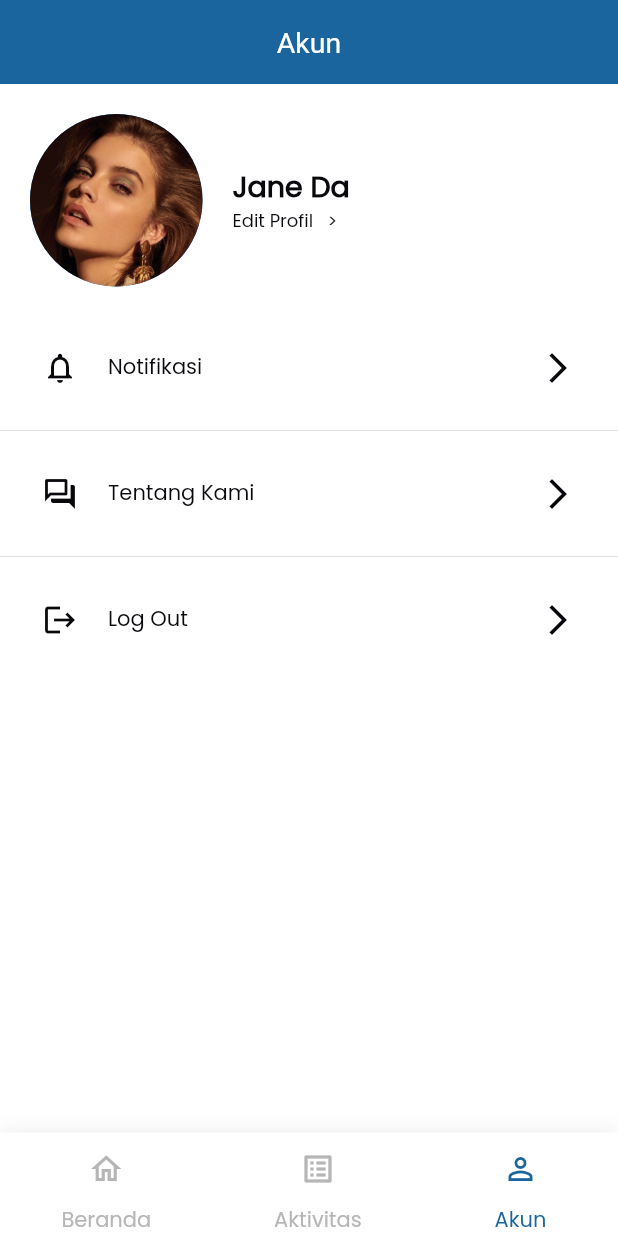
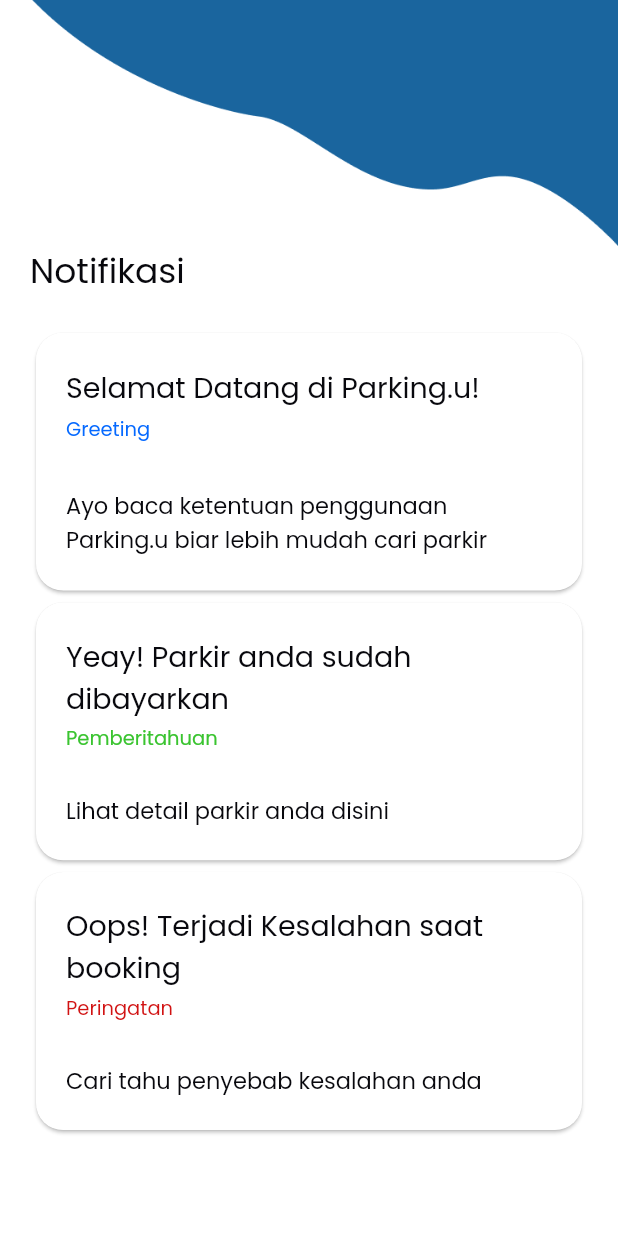
Before and after one commit to RyzAnugrah/parking_u, a Flutter app: the ProfileScreen screen opened by its route, item 3 of the bottom bar chosen, after a tap on "Notifikasi", on a phone screen of 412 x 824 dp. Run offline on Flutter 3.47's test engine with Material 2 defaults, Android fonts, the phone set to English and light mode, and no system bars; drawn by our look-alikes of auto_size_text; our stand-ins replace device_preview, sizer.

Commit message:
update notification

```diff
--- a/lib/views/account/account_screen.dart
+++ b/lib/views/account/account_screen.dart
@@ -1,5 +1,5 @@
 import 'package:flutter/material.dart';
-import 'package:sizer/sizer.dart';
+// import 'package:sizer/sizer.dart';
 // import 'package:shop_app/components/coustom_bottom_nav_bar.dart';
 // import 'package:shop_app/enums.dart';
 
--- a/lib/views/account/components/account_menu.dart
+++ b/lib/views/account/components/account_menu.dart
@@ -1,5 +1,5 @@
 import 'package:flutter/material.dart';
-import 'package:flutter_svg/flutter_svg.dart';
+// import 'package:flutter_svg/flutter_svg.dart';
 
 import '../../../constants.dart';
 
--- a/lib/views/account/components/body.dart
+++ b/lib/views/account/components/body.dart
@@ -1,6 +1,6 @@
 import 'package:flutter/material.dart';
 import 'package:parking_u/views/profile/components/profile_pic.dart';
-import 'package:sizer/sizer.dart';
+// import 'package:sizer/sizer.dart';
 
 import 'package:parking_u/mixins/validation.dart';
 import 'package:parking_u/constants.dart';
--- a/lib/views/home/components/filter.dart
+++ b/lib/views/home/components/filter.dart
@@ -15,11 +15,11 @@ class _FilterState extends State<Filter> {
   @override
   Widget build(BuildContext context) {
     SizeConfig().init(context);
-    Size size = MediaQuery.of(context).size;
+    // Size size = MediaQuery.of(context).size;
 
     void displayBottomSheet(BuildContext context) {
       SizeConfig().init(context);
-      Size size = MediaQuery.of(context).size;
+      // Size size = MediaQuery.of(context).size;
       showModalBottomSheet(
         shape: RoundedRectangleBorder(
           borderRadius: borderRadius,
--- a/lib/views/home/components/header.dart
+++ b/lib/views/home/components/header.dart
@@ -1,6 +1,7 @@
 import 'package:flutter/material.dart';
 import 'package:sizer/sizer.dart';
 import 'package:auto_size_text/auto_size_text.dart';
+import 'package:parking_u/views/notification/notification_screen.dart';
 
 import 'notification_icon.dart';
 import '../../../constants.dart';
@@ -37,7 +38,14 @@ class Header extends StatelessWidget {
                   NotificationIcon(
                     svgSrc: "",
                     numOfitem: 3,
-                    press: () {},
+                    press: () => {
+                      Navigator.push(
+                        context,
+                        MaterialPageRoute(
+                          builder: (context) => NotificationScreen(),
+                        ),
+                      )
+                    },
                   ),
                 ],
               ),
@@ -48,16 +56,18 @@ class Header extends StatelessWidget {
                       top: size.height * 0.01,
                       right: 10,
                     ),
-                    child: Icon(Icons.gps_fixed, color: Colors.white, size: 6.0.w),
+                    child:
+                        Icon(Icons.gps_fixed, color: Colors.white, size: 6.0.w),
                   ),
-
                   SizedBox(
                     width: SizeConfig.screenWidth * 0.7,
                     child: AutoSizeText(
                       ("Lapangan Parkir PPBS D"),
                       maxLines: 2,
-                      style:
-                          TextStyle(fontSize: bodyText1.sp, color: primaryTextColor, fontWeight: FontWeight.bold),
+                      style: TextStyle(
+                          fontSize: bodyText1.sp,
+                          color: primaryTextColor,
+                          fontWeight: FontWeight.bold),
                     ),
                   ),
                 ],
--- a/lib/views/home/components/list_park.dart
+++ b/lib/views/home/components/list_park.dart
@@ -20,7 +20,7 @@ class ListPark extends StatelessWidget {
                 price: 3000,
                 length: 2,
                 availability: 'Tersedia',
-                rating: 5,
+                rating: 2,
                 startTimes: '09:00',
                 finishTimes: '20:00',
                 press: () {},
--- /dev/null
+++ b/lib/views/notification/notification_screen.dart
@@ -0,0 +1,183 @@
+import 'package:flutter/material.dart';
+import 'package:sizer/sizer.dart';
+
+import '../../size_config.dart';
+import 'package:parking_u/constants.dart';
+
+class NotificationScreen extends StatefulWidget {
+  static String routeName = "/notification";
+
+  const NotificationScreen({Key key}) : super(key: key);
+
+  @override
+  _NotificationScreenState createState() => _NotificationScreenState();
+}
+
+class _NotificationScreenState extends State<NotificationScreen> {
+  Widget build(context) {
+    SizeConfig().init(context);
+    return Scaffold(
+      resizeToAvoidBottomInset: false,
+      body: Container(
+        padding: EdgeInsets.only(left: defaultPadding, bottom: defaultPadding),
+        child: SafeArea(
+          child: ListView(
+            children: [
+              Align(
+                alignment: Alignment.topRight,
+                child: Image.asset(
+                  "assets/images/wave-top.png",
+                ),
+              ),
+              Text(
+                'Notifikasi',
+                style:
+                    TextStyle(color: secondaryTextColor, fontSize: headline5),
+              ),
+              SizedBox(height: defaultPadding),
+              Container(
+                padding: EdgeInsets.only(right: defaultPadding),
+                child: Card(
+                  shape: RoundedRectangleBorder(
+                    borderRadius: borderRadius,
+                  ),
+                  child: InkWell(
+                    borderRadius: borderRadius,
+                    splashColor: primaryColor,
+                    onTap: () {
+                      // Temp
+                      print('Card tapped.');
+                    },
+                    child: Container(
+                      padding: EdgeInsets.all(defaultPadding),
+                      child: SizedBox(
+                        height: 16.0.h,
+                        child: Column(
+                          mainAxisAlignment: MainAxisAlignment.spaceAround,
+                          crossAxisAlignment: CrossAxisAlignment.start,
+                          children: [
+                            Text(
+                              'Selamat Datang di Parking.u!',
+                              style: TextStyle(
+                                  color: secondaryTextColor,
+                                  fontSize: headline6),
+                            ),
+                            Text(
+                              'Greeting',
+                              style: TextStyle(
+                                  color: infoColor, fontSize: bodyText2),
+                            ),
+                            SizedBox(height: defaultPadding),
+                            Text(
+                              'Ayo baca ketentuan penggunaan Parking.u biar lebih mudah cari parkir',
+                              style: TextStyle(
+                                  color: secondaryTextColor,
+                                  fontSize: bodyText1),
+                            ),
+                          ],
+                        ),
+                      ),
+                    ),
+                  ),
+                ),
+              ),
+              Container(
+                padding: EdgeInsets.only(right: defaultPadding),
+                child: Card(
+                  shape: RoundedRectangleBorder(
+                    borderRadius: borderRadius,
+                  ),
+                  child: InkWell(
+                    borderRadius: borderRadius,
+                    splashColor: primaryColor,
+                    onTap: () {
+                      // Temp
+                      print('Card tapped.');
+                    },
+                    child: Container(
+                      padding: EdgeInsets.all(defaultPadding),
+                      child: SizedBox(
+                        height: 16.0.h,
+                        child: Column(
+                          mainAxisAlignment: MainAxisAlignment.spaceAround,
+                          crossAxisAlignment: CrossAxisAlignment.start,
+                          children: [
+                            Text(
+                              'Yeay! Parkir anda sudah dibayarkan',
+                              style: TextStyle(
+                                  color: secondaryTextColor,
+                                  fontSize: headline6),
+                            ),
+                            Text(
+                              'Pemberitahuan',
+                              style: TextStyle(
+                                  color: successColor, fontSize: bodyText2),
+                            ),
+                            SizedBox(height: defaultPadding),
+                            Text(
+                              'Lihat detail parkir anda disini',
+                              style: TextStyle(
+                                  color: secondaryTextColor,
+                                  fontSize: bodyText1),
+                            ),
+                          ],
+                        ),
+                      ),
+                    ),
+                  ),
+                ),
+              ),
+              Container(
+                padding: EdgeInsets.only(right: defaultPadding),
+                child: Card(
+                  shape: RoundedRectangleBorder(
+                    borderRadius: borderRadius,
+                  ),
+                  child: InkWell(
+                    borderRadius: borderRadius,
+                    splashColor: primaryColor,
+                    onTap: () {
+                      // Temp
+                      print('Card tapped.');
+                    },
+                    child: Container(
+                      padding: EdgeInsets.all(defaultPadding),
+                      child: SizedBox(
+                        height: 16.0.h,
+                        child: Column(
+                          mainAxisAlignment: MainAxisAlignment.spaceAround,
+                          crossAxisAlignment: CrossAxisAlignment.start,
+                          children: [
+                            Text(
+                              'Oops! Terjadi Kesalahan saat booking',
+                              style: TextStyle(
+                                  color: secondaryTextColor,
+                                  fontSize: headline6),
+                            ),
+                            Text(
+                              'Peringatan',
+                              style: TextStyle(
+                                  color: errorColor, fontSize: bodyText2),
+                            ),
+                            SizedBox(height: defaultPadding),
+                            Text(
+                              'Cari tahu penyebab kesalahan anda',
+                              style: TextStyle(
+                                  color: secondaryTextColor,
+                                  fontSize: bodyText1),
+                            ),
+                          ],
+                        ),
+                      ),
+                    ),
+                  ),
+                ),
+              ),
+              SizedBox(height: defaultPadding),
+            ],
+          ),
+        ),
+      ),
+    );
+  }
+}
--- a/lib/views/profile/components/body.dart
+++ b/lib/views/profile/components/body.dart
@@ -1,5 +1,5 @@
 import 'package:flutter/material.dart';
-import 'package:sizer/sizer.dart';
+// import 'package:sizer/sizer.dart';
 import 'package:auto_size_text/auto_size_text.dart';
 
 import 'package:parking_u/constants.dart';
@@ -7,6 +7,7 @@ import 'package:parking_u/size_config.dart';
 import 'profile_menu.dart';
 import 'package:parking_u/views/account/account_screen.dart';
 import 'package:parking_u/views/login/login_screen.dart';
+import 'package:parking_u/views/notification/notification_screen.dart';
 
 class Body extends StatelessWidget {
   @override
@@ -84,7 +85,12 @@ class Body extends StatelessWidget {
           ProfileMenu(
             text: "Notifikasi",
             icon: Icons.notifications_none_outlined,
-            press: () {},
+            press: () => {
+              Navigator.push(
+                context,
+                MaterialPageRoute(builder: (context) => NotificationScreen()),
+              )
+            },
           ),
           Divider(),
           ProfileMenu(
--- a/lib/views/profile/components/profile_menu.dart
+++ b/lib/views/profile/components/profile_menu.dart
@@ -1,5 +1,5 @@
 import 'package:flutter/material.dart';
-import 'package:flutter_svg/flutter_svg.dart';
+// import 'package:flutter_svg/flutter_svg.dart';
 
 import '../../../constants.dart';
 
--- a/lib/views/profile/components/profile_pic.dart
+++ b/lib/views/profile/components/profile_pic.dart
@@ -1,5 +1,5 @@
 import 'package:flutter/material.dart';
-import 'package:flutter_svg/flutter_svg.dart';
+// import 'package:flutter_svg/flutter_svg.dart';
 import 'package:parking_u/constants.dart';
 
 class ProfilePic extends StatelessWidget {
--- a/lib/views/profile/profile_screen.dart
+++ b/lib/views/profile/profile_screen.dart
@@ -1,5 +1,5 @@
 import 'package:flutter/material.dart';
-import 'package:sizer/sizer.dart';
+// import 'package:sizer/sizer.dart';
 
 
 import 'package:parking_u/components/custom_bottom_nav_bar.dart';
--- a/lib/views/splash_screen/splash_screen.dart
+++ b/lib/views/splash_screen/splash_screen.dart
@@ -55,8 +55,7 @@ class _SplashScreenState extends State<SplashScreen> {
             ),
             Text(
               'Cari parkir tidak pernah semudah ini',
-              style: TextStyle(
-                  fontSize: caption.sp, color: secondaryTextColor),
+              style: TextStyle(fontSize: caption.sp, color: secondaryTextColor),
             ),
             Expanded(
               child: Align(
@@ -65,7 +64,7 @@ class _SplashScreenState extends State<SplashScreen> {
                   "assets/images/wave.png",
                 ),
               ),
-            )
+            ),
           ],
         ),
       ),
```
Also changed, not shown: lib/constants.dart (+6 -3 lines), lib/main.dart (+5 -5 lines), lib/views/home/components/body.dart (+8 -8 lines).
